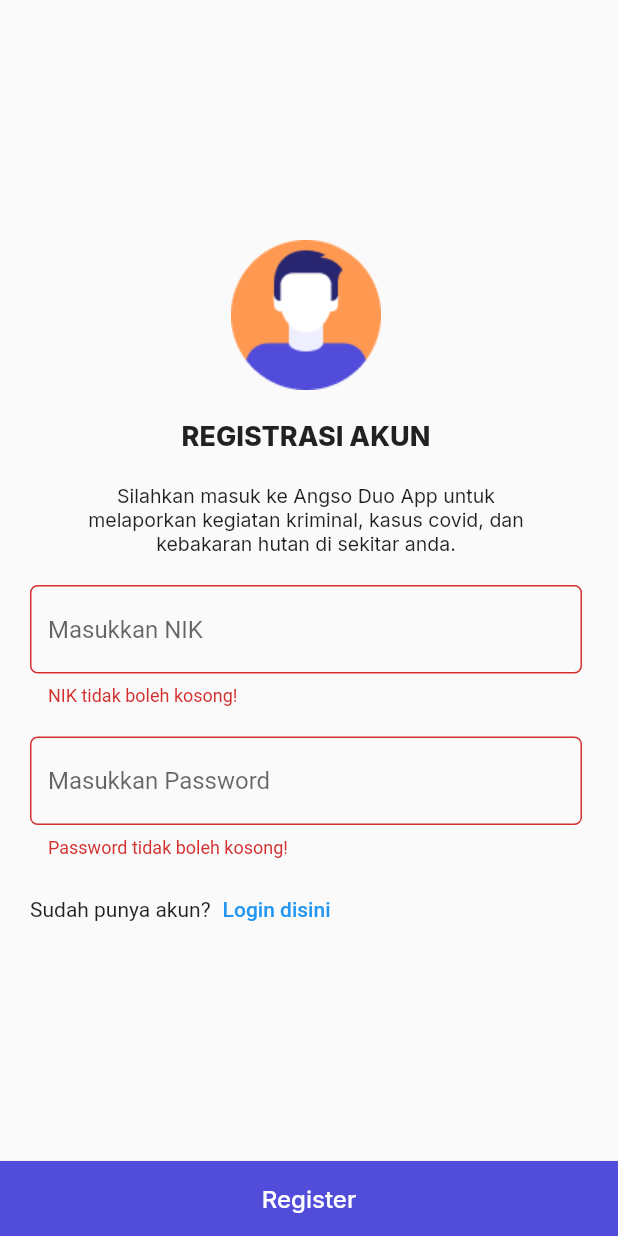
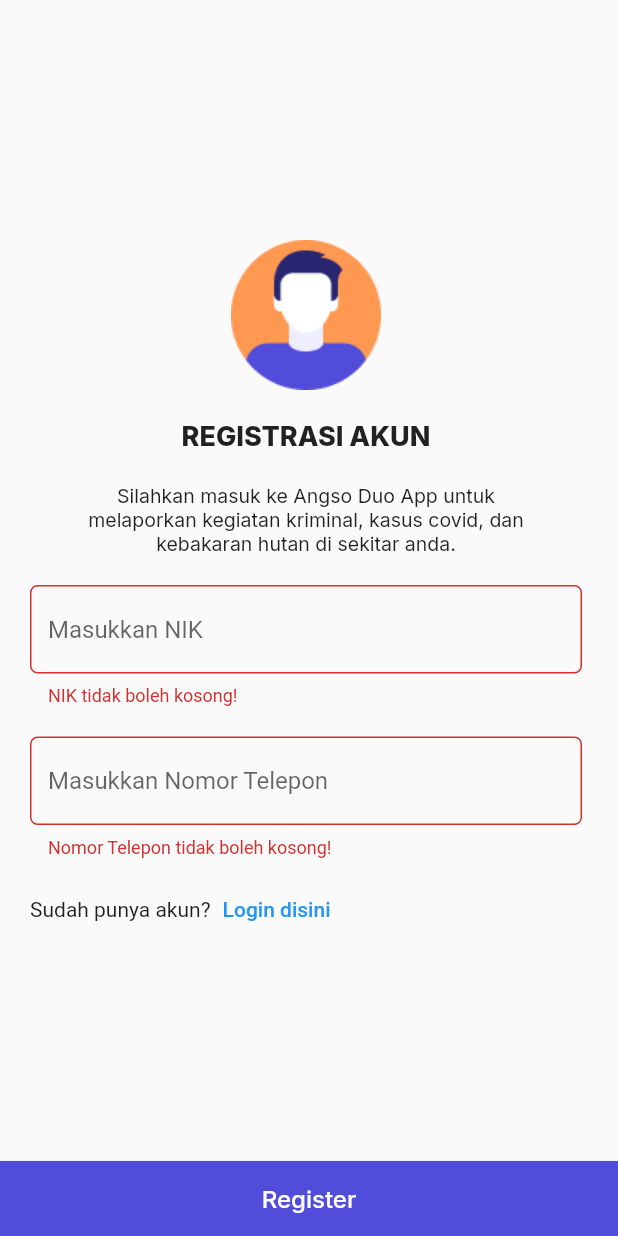
Before and after one commit to taufiqjack/AngsoDuo-PelaporanMasyarakatApps, a Flutter app: the Registrasi screen opened directly, after a tap on "Register", on a phone screen of 412 x 824 dp. Run offline on Flutter 3.47's test engine with Material 2 defaults, Android fonts, the phone set to English and light mode, and no system bars; our stand-ins replace google_fonts.

Commit message:
adding registrasi

```diff
--- a/lib/pages/registrasi.dart
+++ b/lib/pages/registrasi.dart
@@ -1,5 +1,6 @@
 import 'package:angsoduo_pelaporanmasyarakat/custom/warna.dart';
 import 'package:angsoduo_pelaporanmasyarakat/pages/login.dart';
+import 'package:angsoduo_pelaporanmasyarakat/pages/otpVerifikasi.dart';
 import 'package:flutter/material.dart';
 import 'package:google_fonts/google_fonts.dart';
 
@@ -85,7 +86,7 @@
                     },
                     validator: (value) {
                       if (value.trim().isEmpty) {
-                        return 'Password tidak boleh kosong!';
+                        return 'Nomor Telepon tidak boleh kosong!';
                       }
                       return null;
                     },
@@ -93,7 +94,7 @@
                       fillColor: Colors.white,
                       hoverColor: Colors.white,
                       focusColor: Colors.white,
-                      hintText: 'Masukkan Password',
+                      hintText: 'Masukkan Nomor Telepon',
                       border: new OutlineInputBorder(
                         borderRadius: new BorderRadius.circular(5.0),
                         borderSide: BorderSide(color: Colors.white),
@@ -135,7 +136,13 @@
           shape: RoundedRectangleBorder(
               borderRadius: new BorderRadius.circular(0.0)),
           onPressed: () {
-            _formKey.currentState.validate();
+            if (_formKey.currentState.validate()) {
+              Navigator.of(context).push(
+                MaterialPageRoute(
+                  builder: (BuildContext context) => VerifikasiOTP(),
+                ),
+              );
+            }
           },
         ),
       ),
```
